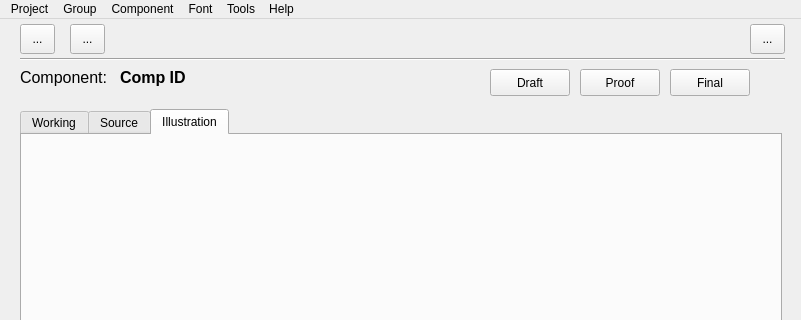
Before: the Qt Designer form lib/rapuma/dialog/main_dlg.ui in sillsdev/rapuma, drawn with Qt 5; both pictures show x 0 to 801 and y 0 to 320 of the 801 by 628 pixel window.
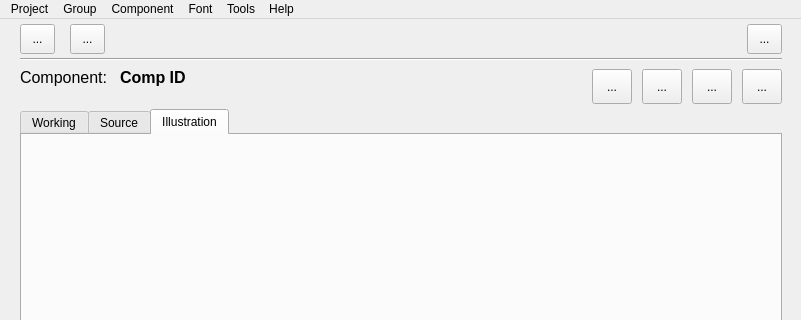
After: the same form once the commit is applied. The open tabs and pages were chosen to show the change. Icons and pictures are not drawn.

Commit message: More work on draft, proof, final icons - testing

```diff
--- a/lib/rapuma/dialog/main_dlg.ui
+++ b/lib/rapuma/dialog/main_dlg.ui
@@ -19,7 +19,7 @@
      <rect>
       <x>10</x>
       <y>40</y>
-      <width>781</width>
+      <width>782</width>
       <height>511</height>
      </rect>
     </property>
@@ -481,54 +481,6 @@
        <string>Component:</string>
       </property>
      </widget>
-     <widget class="QPushButton" name="pushButtonComponentFinal">
-      <property name="geometry">
-       <rect>
-        <x>660</x>
-        <y>10</y>
-        <width>80</width>
-        <height>27</height>
-       </rect>
-      </property>
-      <property name="toolTip">
-       <string>Create view of the final output of the selected component(s)</string>
-      </property>
-      <property name="text">
-       <string>Final</string>
-      </property>
-     </widget>
-     <widget class="QPushButton" name="pushButtonComponentDraft">
-      <property name="geometry">
-       <rect>
-        <x>480</x>
-        <y>10</y>
-        <width>80</width>
-        <height>27</height>
-       </rect>
-      </property>
-      <property name="toolTip">
-       <string>Create a draft of the selected component(s)</string>
-      </property>
-      <property name="text">
-       <string>Draft</string>
-      </property>
-     </widget>
-     <widget class="QPushButton" name="pushButtonComponentProof">
-      <property name="geometry">
-       <rect>
-        <x>570</x>
-        <y>10</y>
-        <width>80</width>
-        <height>27</height>
-       </rect>
-      </property>
-      <property name="toolTip">
-       <string>Create a proof of the selected component(s)</string>
-      </property>
-      <property name="text">
-       <string>Proof</string>
-      </property>
-     </widget>
      <widget class="QTabWidget" name="tabWidgetComponent">
       <property name="geometry">
        <rect>
@@ -661,6 +613,110 @@
        <string>&lt;html&gt;&lt;head/&gt;&lt;body&gt;&lt;p align=&quot;center&quot;&gt;&lt;span style=&quot; font-size:16pt; font-weight:600; font-style:italic; text-decoration: underline; color:#cfcfcf;&quot;&gt;Group&lt;/span&gt;&lt;/p&gt;&lt;/body&gt;&lt;/html&gt;</string>
       </property>
      </widget>
+     <widget class="QToolButton" name="toolButton_4">
+      <property name="geometry">
+       <rect>
+        <x>632</x>
+        <y>10</y>
+        <width>40</width>
+        <height>35</height>
+       </rect>
+      </property>
+      <property name="toolTip">
+       <string>Produce a draft PDF of this component</string>
+      </property>
+      <property name="text">
+       <string>...</string>
+      </property>
+      <property name="icon">
+       <iconset resource="../icon/pyresources.qrc">
+        <normaloff>:/document_draft-48.png</normaloff>:/document_draft-48.png</iconset>
+      </property>
+      <property name="iconSize">
+       <size>
+        <width>32</width>
+        <height>32</height>
+       </size>
+      </property>
+     </widget>
+     <widget class="QToolButton" name="toolButton_5">
+      <property name="geometry">
+       <rect>
+        <x>732</x>
+        <y>10</y>
+        <width>40</width>
+        <height>35</height>
+       </rect>
+      </property>
+      <property name="toolTip">
+       <string>Produce a final PDF version of this component</string>
+      </property>
+      <property name="text">
+       <string>...</string>
+      </property>
+      <property name="icon">
+       <iconset resource="../icon/pyresources.qrc">
+        <normaloff>:/document_final-48.png</normaloff>:/document_final-48.png</iconset>
+      </property>
+      <property name="iconSize">
+       <size>
+        <width>32</width>
+        <height>32</height>
+       </size>
+      </property>
+     </widget>
+     <widget class="QToolButton" name="toolButton_6">
+      <property name="geometry">
+       <rect>
+        <x>682</x>
+        <y>10</y>
+        <width>40</width>
+        <height>35</height>
+       </rect>
+      </property>
+      <property name="toolTip">
+       <string>Produce a proof PDF of this component</string>
+      </property>
+      <property name="text">
+       <string>...</string>
+      </property>
+      <property name="icon">
+       <iconset resource="../icon/pyresources.qrc">
+        <normaloff>:/document_proof-48.png</normaloff>:/document_proof-48.png</iconset>
+      </property>
+      <property name="iconSize">
+       <size>
+        <width>32</width>
+        <height>32</height>
+       </size>
+      </property>
+     </widget>
+     <widget class="QToolButton" name="toolButtonComponentSelect">
+      <property name="geometry">
+       <rect>
+        <x>582</x>
+        <y>10</y>
+        <width>40</width>
+        <height>35</height>
+       </rect>
+      </property>
+      <property name="toolTip">
+       <string>Select a component to work on</string>
+      </property>
+      <property name="text">
+       <string>...</string>
+      </property>
+      <property name="icon">
+       <iconset resource="../icon/pyresources.qrc">
+        <normaloff>:/Gnome-Document-Open-48.png</normaloff>:/Gnome-Document-Open-48.png</iconset>
+      </property>
+      <property name="iconSize">
+       <size>
+        <width>32</width>
+        <height>32</height>
+       </size>
+      </property>
+     </widget>
     </widget>
     <widget class="QWidget" name="pageFont">
      <widget class="QTabWidget" name="tabWidgetFont">
@@ -820,7 +876,7 @@
    <widget class="QToolButton" name="toolButtonQuit">
     <property name="geometry">
      <rect>
-      <x>750</x>
+      <x>747</x>
       <y>5</y>
       <width>35</width>
       <height>30</height>
@@ -848,7 +904,7 @@
      <rect>
       <x>20</x>
       <y>30</y>
-      <width>765</width>
+      <width>762</width>
       <height>20</height>
      </rect>
     </property>
```
Left out of the diff: 171 changed lines with no effect on the pictures. The commit also changes 28 other files.
